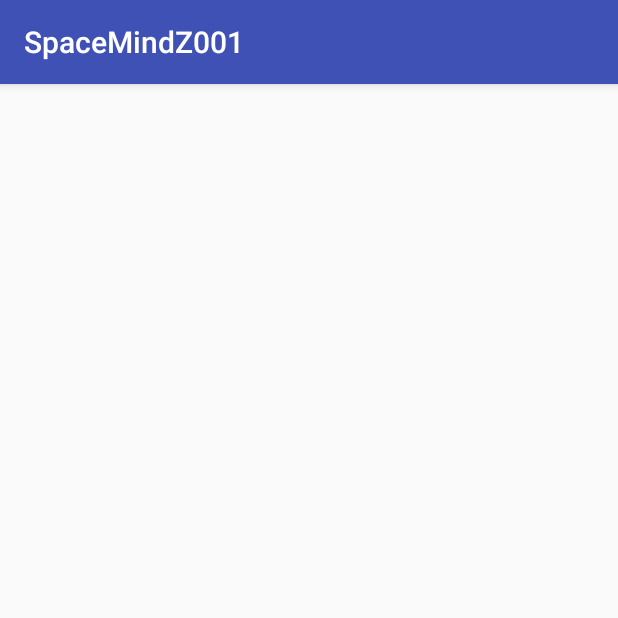
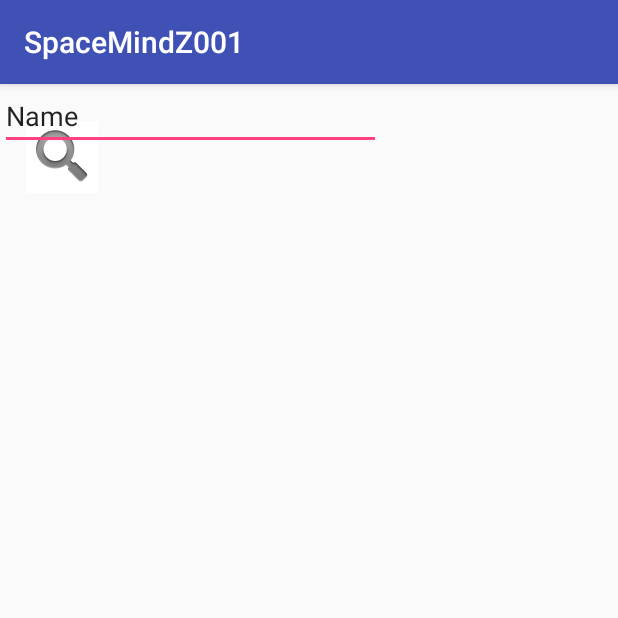
Before and after one commit to Sponch05/SpaceMindZ001, an Android app: the Sales screen opened directly, with no data from a screen before it, on a phone screen of 412 x 824 dp, the top half of it. Run offline under Robolectric (Android 15) with nearby library versions, the phone set to English and light mode, and no system bars.

```diff
--- a/app/src/main/res/layout/activity_sales.xml
+++ b/app/src/main/res/layout/activity_sales.xml
@@ -6,4 +6,28 @@
     android:layout_height="match_parent"
     tools:context="com.spacemindz.www.spacemindz001.Sales">
 
+    <ImageButton
+        android:id="@+id/imageButton2"
+        android:layout_width="wrap_content"
+        android:layout_height="wrap_content"
+        android:background="@android:color/background_light"
+        app:srcCompat="@android:drawable/ic_search_category_default"
+        app:layout_constraintTop_toTopOf="parent"
+        app:layout_constraintLeft_toLeftOf="parent"
+        tools:ignore="ContentDescription,RtlHardcoded"
+        app:layout_constraintRight_toRightOf="parent"
+        app:layout_constraintHorizontal_bias="0.047"
+        app:layout_constraintBottom_toBottomOf="parent"
+        app:layout_constraintVertical_bias="0.034" />
+
+    <EditText
+        android:id="@+id/editTextSearch"
+        android:layout_width="254dp"
+        android:layout_height="44dp"
+        android:ems="10"
+        android:inputType="textPersonName"
+        android:text="Name"
+        tools:ignore="HardcodedText,LabelFor,MissingConstraints"
+        tools:layout_editor_absoluteX="73dp"
+        tools:layout_editor_absoluteY="19dp" />
 </android.support.constraint.ConstraintLayout>
```
